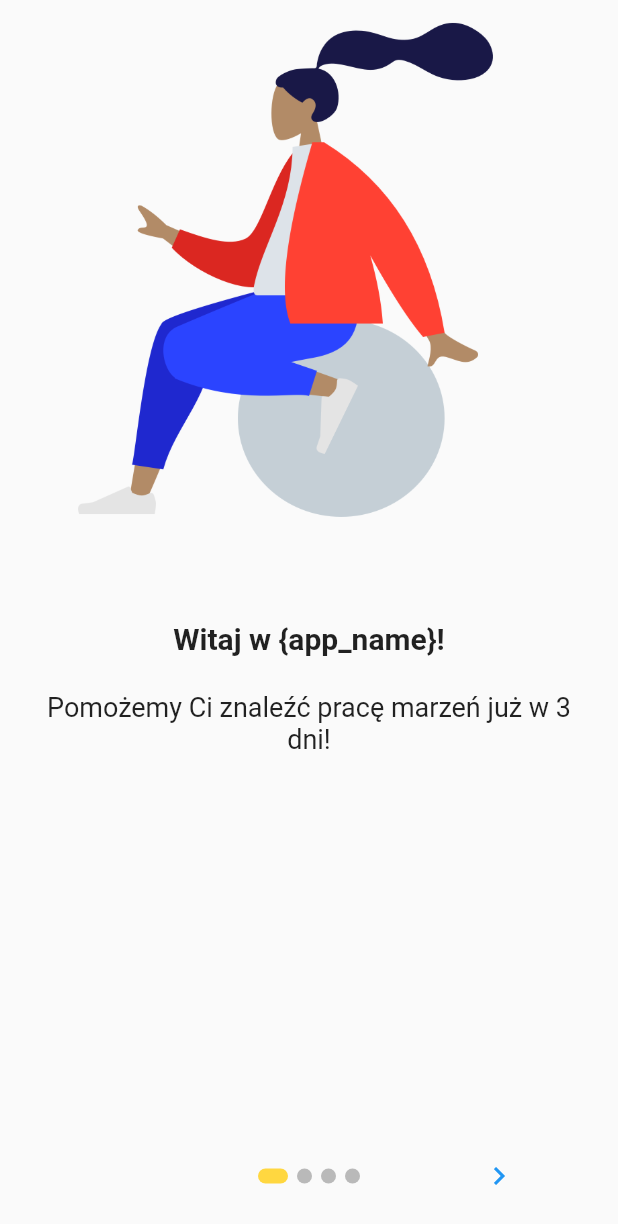
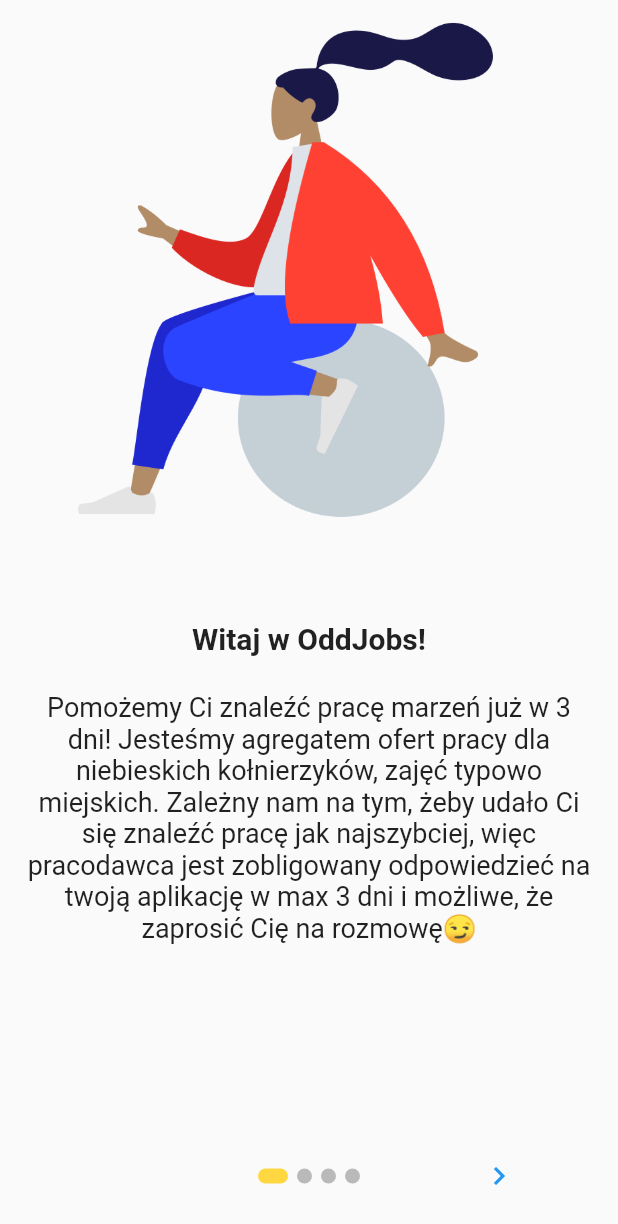
Before and after one commit to OddJobsPoland/OddJobs_ui, a Flutter app: the screen it shows once a user with an empty profile is signed in, after a tap on the "arrow back" icon, on a phone screen of 412 x 824 dp. Shown: the top 1224 px of the screen. Run offline on Flutter 3.47's test engine with Material 2 defaults, Android fonts, the light colour scheme and no system bars; drawn by our look-alikes of introduction_screen; our stand-ins replace firebase_auth, firebase_core, flutter_markdown, fluttertoast, font_awesome_flutter, jiffy and 5 more; missing offline and left inert: flutterfire_ui, syncfusion_flutter_core; accounts and stored records are empty; network calls fail.

Commit message:
Small colors tweak

```diff
--- a/lib/pages/mainIntro.dart
+++ b/lib/pages/mainIntro.dart
@@ -18,6 +18,8 @@
   SharedPreferences? _sharedPreferneces;
   bool isIntroDone = false;
 
+  //ASYNC
+
   _MainIntroState() {
     getSharedPreferences()
         .then((val) => setState(() {
@@ -34,9 +36,11 @@
 
   Future<bool?> getIntroDoneValue() async {
     return _sharedPreferneces!.getBool('IntroDone') == null
-        ? await _sharedPreferneces!.setBool('IntroDone', false)
+        ? await _sharedPreferneces!.setBool('IntroDone', true)
         : _sharedPreferneces!.getBool('IntroDone');
   }
+
+  //END ASYNC
 
   @override
   void initState() {
@@ -45,7 +49,7 @@
 
   @override
   Widget build(BuildContext context) {
-    var _value;
+    var _choiceChipValue;
     PersistentTabController _controller;
     _controller = PersistentTabController(initialIndex: 1);
 
@@ -58,20 +62,20 @@
         PersistentBottomNavBarItem(
           icon: Icon(Icons.emoji_people),
           title: ("Konto"),
-          activeColorPrimary: Colors.greenAccent,
-          inactiveColorPrimary: CupertinoColors.systemGrey,
+          activeColorPrimary: Colors.amber,
+          inactiveColorPrimary: Color.fromARGB(255, 77, 201, 141),
         ),
         PersistentBottomNavBarItem(
           icon: Icon(Icons.auto_awesome_motion_outlined),
           title: ("Oferty"),
-          activeColorPrimary: Colors.greenAccent,
-          inactiveColorPrimary: CupertinoColors.systemGrey,
+          activeColorPrimary: Colors.amber,
+          inactiveColorPrimary: Color.fromARGB(255, 77, 201, 141),
         ),
         PersistentBottomNavBarItem(
           icon: Icon(Icons.forum_rounded),
           title: ("Czaty"),
-          activeColorPrimary: Colors.greenAccent,
-          inactiveColorPrimary: CupertinoColors.systemGrey,
+          activeColorPrimary: Colors.amber,
+          inactiveColorPrimary: Color.fromARGB(255, 77, 201, 141),
         ),
       ];
     }
@@ -81,8 +85,9 @@
     List<PageViewModel> _introScreenPages() {
       return [
         PageViewModel(
-          title: "Witaj w {app_name}!",
-          body: "Pomożemy Ci znaleźć pracę marzeń już w 3 dni!",
+          title: "Witaj w OddJobs!",
+          body:
+              "Pomożemy Ci znaleźć pracę marzeń już w 3 dni! Jesteśmy agregatem ofert pracy dla niebieskich kołnierzyków, zajęć typowo miejskich. Zależny nam na tym, żeby udało Ci się znaleźć pracę jak najszybciej, więc pracodawca jest zobligowany odpowiedzieć na twoją aplikację w max 3 dni i możliwe, że zaprosić Cię na rozmowę😏",
           image: Image.asset("assets/sitting-1@2x.png"),
         ),
         PageViewModel(
@@ -100,7 +105,7 @@
             TextField(
               decoration: InputDecoration(
                 labelText: 'Jak się nazywasz',
-                labelStyle: TextStyle(color: Colors.green),
+                labelStyle: TextStyle(color: Colors.blueGrey),
                 focusColor: Colors.green,
                 border: OutlineInputBorder(),
                 enabledBorder: OutlineInputBorder(
@@ -127,7 +132,7 @@
             TextField(
               decoration: InputDecoration(
                 labelText: 'Numer telefonu',
-                labelStyle: TextStyle(color: Colors.green),
+                labelStyle: TextStyle(color: Colors.blueGrey),
                 focusColor: Colors.green,
                 border: OutlineInputBorder(),
                 enabledBorder: OutlineInputBorder(
@@ -191,7 +196,7 @@
             TextField(
               decoration: InputDecoration(
                 labelText: 'Adres zamieszkania',
-                labelStyle: TextStyle(color: Colors.green),
+                labelStyle: TextStyle(color: Colors.blueGrey),
                 focusColor: Colors.green,
                 border: OutlineInputBorder(),
                 enabledBorder: OutlineInputBorder(
@@ -218,7 +223,7 @@
             TextField(
               decoration: InputDecoration(
                 labelText: 'Data urodzin',
-                labelStyle: TextStyle(color: Colors.green),
+                labelStyle: TextStyle(color: Colors.blueGrey),
                 focusColor: Colors.green,
                 border: OutlineInputBorder(),
                 enabledBorder: OutlineInputBorder(
@@ -260,10 +265,10 @@
                   (int idx) {
                     return ChoiceChip(
                         label: Text(options[idx]),
-                        selected: _value == idx,
+                        selected: _choiceChipValue == idx,
                         onSelected: (bool selected) {
                           setState(() {
-                            _value = selected ? idx : null;
+                            _choiceChipValue = selected ? idx : null;
                           });
                         });
                   },
@@ -292,7 +297,7 @@
                 children: [
                   Icon(FontAwesomeIcons.twitter, size: 20.0),
                   Text(
-                    " @{app_name}",
+                    " @OddJobs",
                     style: TextStyle(fontSize: 20),
                     textAlign: TextAlign.center,
                   ),
@@ -345,6 +350,7 @@
     }
 
     Future<void> _onIntroEnd(context) async {
+      await _sharedPreferneces!.setBool('IntroDone', false);
       Navigator.of(context).push(
         MaterialPageRoute(builder: (_) => _tabView()),
       );
```
